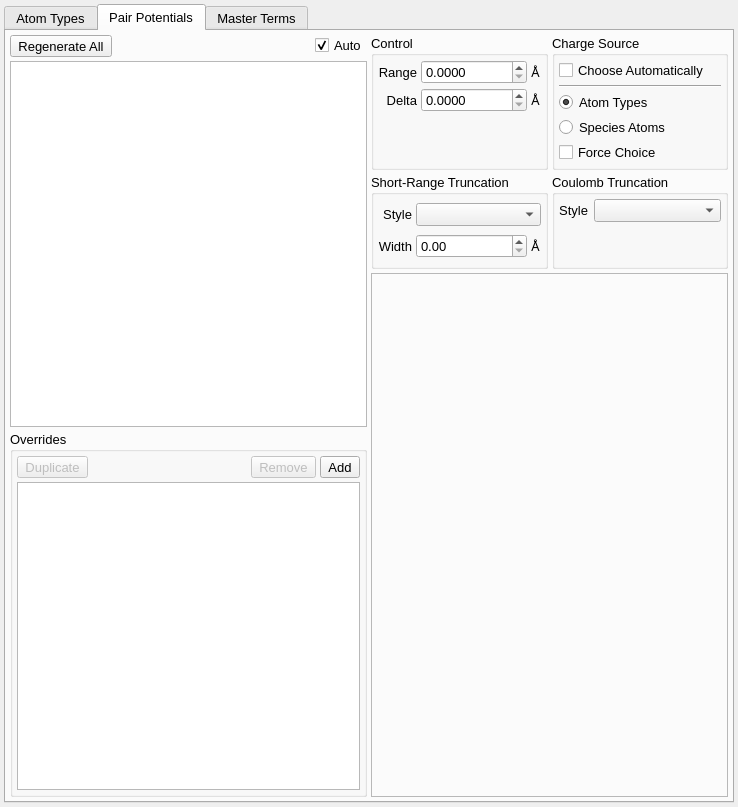
Before: the Qt Designer form src/gui/forcefieldTab.ui in disorderedmaterials/dissolve, drawn with Qt 5.
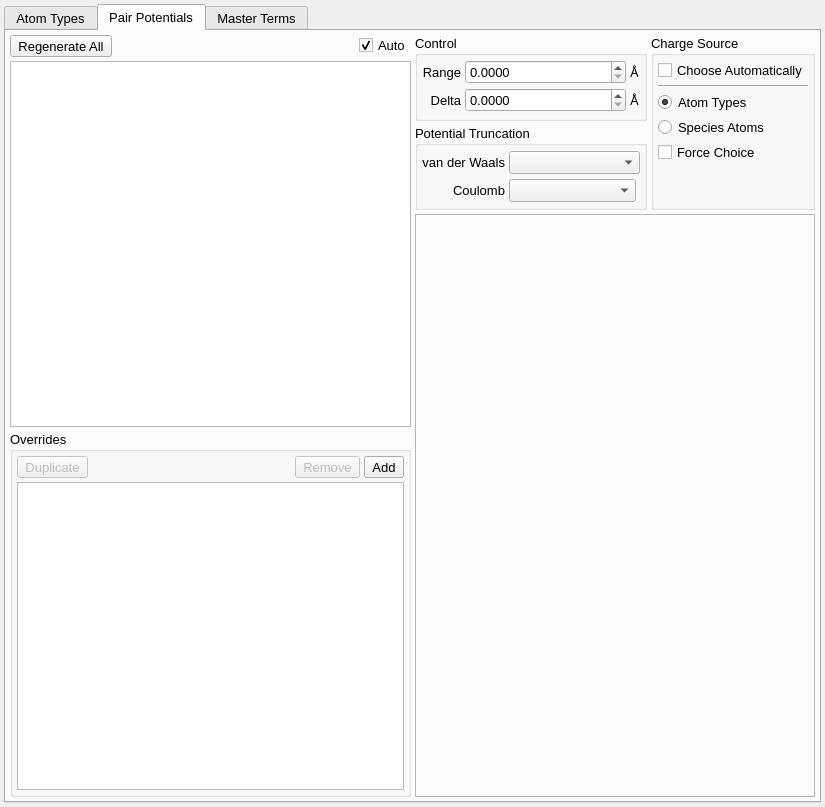
After: the same form once the commit is applied. The open tabs and pages were chosen to show the change. Icons and pictures are not drawn. Custom widgets are drawn as their Qt base class.

Commit message: Remove Cosine truncation scheme (bad, never used) and refactor analytic energy / force routines.

What changed in the file:
```diff
--- a/src/gui/forcefieldTab.ui
+++ b/src/gui/forcefieldTab.ui
@@ -6,7 +6,7 @@
    <rect>
     <x>0</x>
     <y>0</y>
-    <width>738</width>
+    <width>825</width>
     <height>807</height>
    </rect>
   </property>
@@ -37,7 +37,7 @@
    <item>
     <widget class="QTabWidget" name="Tabs">
      <property name="currentIndex">
-      <number>1</number>
+      <number>0</number>
      </property>
      <widget class="QWidget" name="AtomTypesTab">
       <attribute name="title">
@@ -440,6 +440,49 @@
        </item>
        <item>
         <layout class="QGridLayout" name="gridLayout_4">
+         <item row="2" column="0" colspan="2">
+          <widget class="QFrame" name="PairPotentialsPlotFrame">
+           <property name="sizePolicy">
+            <sizepolicy hsizetype="Expanding" vsizetype="Expanding">
+             <horstretch>0</horstretch>
+             <verstretch>2</verstretch>
+            </sizepolicy>
+           </property>
+           <property name="frameShape">
+            <enum>QFrame::StyledPanel</enum>
+           </property>
+           <property name="frameShadow">
+            <enum>QFrame::Sunken</enum>
+           </property>
+           <layout class="QHBoxLayout" name="horizontalLayout_8">
+            <property name="spacing">
+             <number>4</number>
+            </property>
+            <property name="leftMargin">
+             <number>4</number>
+            </property>
+            <property name="topMargin">
+             <number>4</number>
+            </property>
+            <property name="rightMargin">
+             <number>4</number>
+            </property>
+            <property name="bottomMargin">
+             <number>4</number>
+            </property>
+            <item>
+             <widget class="DataWidget" name="PairPotentialsPlotWidget" native="true">
+              <property name="sizePolicy">
+               <sizepolicy hsizetype="Expanding" vsizetype="Preferred">
+                <horstretch>0</horstretch>
+                <verstretch>0</verstretch>
+               </sizepolicy>
+              </property>
+             </widget>
+            </item>
+           </layout>
+          </widget>
+         </item>
          <item row="0" column="1">
           <widget class="QGroupBox" name="PairPotentialStyleGroup">
            <property name="sizePolicy">
@@ -514,10 +557,25 @@
               </property>
              </widget>
             </item>
+            <item>
+             <spacer name="verticalSpacer">
+              <property name="orientation">
+               <enum>Qt::Vertical</enum>
+              </property>
+              <property name="sizeHint" stdset="0">
+               <size>
+                <width>20</width>
+                <height>40</height>
+               </size>
+              </property>
+             </spacer>
+            </item>
            </layout>
           </widget>
          </item>
          <item row="0" column="0">
+          <layout class="QVBoxLayout" name="verticalLayout_4">
+           <item>
           <widget class="QGroupBox" name="PairPotentialControlGroup">
            <property name="sizePolicy">
             <sizepolicy hsizetype="Minimum" vsizetype="Preferred">
@@ -544,6 +602,19 @@
             <property name="spacing">
              <number>4</number>
             </property>
+              <item row="1" column="2">
+               <widget class="QLabel" name="label_8">
+                <property name="sizePolicy">
+                 <sizepolicy hsizetype="Minimum" vsizetype="Preferred">
+                  <horstretch>0</horstretch>
+                  <verstretch>0</verstretch>
+                 </sizepolicy>
+                </property>
+                <property name="text">
+                 <string>Å</string>
+                </property>
+               </widget>
+              </item>
             <item row="1" column="0">
              <widget class="QLabel" name="label_888">
               <property name="sizePolicy">
@@ -560,19 +631,6 @@
               </property>
              </widget>
             </item>
-            <item row="0" column="1">
-             <widget class="ExponentialSpin" name="PairPotentialRangeSpin">
-              <property name="sizePolicy">
-               <sizepolicy hsizetype="Expanding" vsizetype="Fixed">
-                <horstretch>0</horstretch>
-                <verstretch>0</verstretch>
-               </sizepolicy>
-              </property>
-              <property name="decimals">
-               <number>4</number>
-              </property>
-             </widget>
-            </item>
             <item row="1" column="1">
              <widget class="ExponentialSpin" name="PairPotentialDeltaSpin">
               <property name="sizePolicy">
@@ -586,19 +644,6 @@
               </property>
              </widget>
             </item>
-            <item row="0" column="2">
-             <widget class="QLabel" name="label_7">
-              <property name="sizePolicy">
-               <sizepolicy hsizetype="Minimum" vsizetype="Preferred">
-                <horstretch>0</horstretch>
-                <verstretch>0</verstretch>
-               </sizepolicy>
-              </property>
-              <property name="text">
-               <string>Å</string>
-              </property>
-             </widget>
-            </item>
             <item row="0" column="0">
              <widget class="QLabel" name="label_887">
               <property name="sizePolicy">
@@ -615,102 +660,36 @@
               </property>
              </widget>
             </item>
-            <item row="1" column="2">
-             <widget class="QLabel" name="label_8">
-              <property name="sizePolicy">
-               <sizepolicy hsizetype="Minimum" vsizetype="Preferred">
-                <horstretch>0</horstretch>
-                <verstretch>0</verstretch>
-               </sizepolicy>
-              </property>
-              <property name="text">
-               <string>Å</string>
-              </property>
-             </widget>
-            </item>
-            <item row="2" column="1">
-             <spacer name="verticalSpacer">
-              <property name="orientation">
-               <enum>Qt::Vertical</enum>
-              </property>
-              <property name="sizeHint" stdset="0">
-               <size>
-                <width>20</width>
-                <height>40</height>
-               </size>
-              </property>
-             </spacer>
-            </item>
-           </layout>
-          </widget>
-         </item>
-         <item row="1" column="1">
-          <widget class="QGroupBox" name="CoulombTruncationGroup">
-           <property name="sizePolicy">
-            <sizepolicy hsizetype="Minimum" vsizetype="Preferred">
-             <horstretch>0</horstretch>
-             <verstretch>0</verstretch>
-            </sizepolicy>
-           </property>
-           <property name="title">
-            <string>Coulomb Truncation</string>
-           </property>
-           <layout class="QGridLayout" name="gridLayout_5">
-            <property name="leftMargin">
-             <number>4</number>
-            </property>
-            <property name="topMargin">
-             <number>4</number>
-            </property>
-            <property name="rightMargin">
-             <number>4</number>
-            </property>
-            <property name="bottomMargin">
-             <number>4</number>
-            </property>
-            <item row="0" column="0">
-             <widget class="QLabel" name="label_891">
-              <property name="sizePolicy">
-               <sizepolicy hsizetype="Minimum" vsizetype="Preferred">
-                <horstretch>0</horstretch>
-                <verstretch>0</verstretch>
-               </sizepolicy>
-              </property>
-              <property name="text">
-               <string>Style</string>
-              </property>
-              <property name="alignment">
-               <set>Qt::AlignRight|Qt::AlignTrailing|Qt::AlignVCenter</set>
-              </property>
-             </widget>
-            </item>
             <item row="0" column="1">
-             <widget class="QComboBox" name="CoulombTruncationCombo">
+               <widget class="ExponentialSpin" name="PairPotentialRangeSpin">
               <property name="sizePolicy">
                <sizepolicy hsizetype="Expanding" vsizetype="Fixed">
                 <horstretch>0</horstretch>
                 <verstretch>0</verstretch>
                </sizepolicy>
               </property>
-             </widget>
-            </item>
-            <item row="1" column="1">
-             <spacer name="verticalSpacer_2">
-              <property name="orientation">
-               <enum>Qt::Vertical</enum>
-              </property>
-              <property name="sizeHint" stdset="0">
-               <size>
-                <width>20</width>
-                <height>40</height>
-               </size>
-              </property>
-             </spacer>
+                <property name="decimals">
+                 <number>4</number>
+                </property>
+               </widget>
+              </item>
+              <item row="0" column="2">
+               <widget class="QLabel" name="label_7">
+                <property name="sizePolicy">
+                 <sizepolicy hsizetype="Minimum" vsizetype="Preferred">
+                  <horstretch>0</horstretch>
+                  <verstretch>0</verstretch>
+                 </sizepolicy>
+                </property>
+                <property name="text">
+                 <string>Å</string>
+                </property>
+               </widget>
             </item>
            </layout>
           </widget>
          </item>
-         <item row="1" column="0">
+           <item>
           <widget class="QGroupBox" name="ShortRangeTruncationGroup">
            <property name="sizePolicy">
             <sizepolicy hsizetype="Minimum" vsizetype="Preferred">
@@ -719,7 +698,7 @@
             </sizepolicy>
            </property>
            <property name="title">
-            <string>Short-Range Truncation</string>
+              <string>Potential Truncation</string>
            </property>
            <layout class="QGridLayout" name="gridLayout_2">
             <property name="leftMargin">
@@ -737,35 +716,6 @@
             <property name="spacing">
              <number>4</number>
             </property>
-            <item row="1" column="0">
-             <widget class="QLabel" name="label_889">
-              <property name="sizePolicy">
-               <sizepolicy hsizetype="Minimum" vsizetype="Preferred">
-                <horstretch>0</horstretch>
-                <verstretch>0</verstretch>
-               </sizepolicy>
-              </property>
-              <property name="text">
-               <string>Width</string>
-              </property>
-              <property name="alignment">
-               <set>Qt::AlignRight|Qt::AlignTrailing|Qt::AlignVCenter</set>
-              </property>
-             </widget>
-            </item>
-            <item row="1" column="1">
-             <widget class="ExponentialSpin" name="ShortRangeTruncationWidthSpin">
-              <property name="sizePolicy">
-               <sizepolicy hsizetype="Expanding" vsizetype="Fixed">
-                <horstretch>0</horstretch>
-                <verstretch>0</verstretch>
-               </sizepolicy>
-              </property>
-              <property name="decimals">
-               <number>2</number>
-              </property>
-             </widget>
-            </item>
             <item row="0" column="0">
              <widget class="QLabel" name="label_890">
               <property name="sizePolicy">
@@ -775,26 +725,13 @@
                </sizepolicy>
               </property>
               <property name="text">
-               <string>Style</string>
+                 <string>van der Waals</string>
               </property>
               <property name="alignment">
                <set>Qt::AlignRight|Qt::AlignTrailing|Qt::AlignVCenter</set>
               </property>
              </widget>
             </item>
-            <item row="1" column="2">
-             <widget class="QLabel" name="label_9">
-              <property name="sizePolicy">
-               <sizepolicy hsizetype="Minimum" vsizetype="Preferred">
-                <horstretch>0</horstretch>
-                <verstretch>0</verstretch>
-               </sizepolicy>
-              </property>
-              <property name="text">
-               <string>Å</string>
-              </property>
-             </widget>
-            </item>
             <item row="0" column="1" colspan="2">
              <widget class="QComboBox" name="ShortRangeTruncationCombo">
               <property name="sizePolicy">
@@ -805,43 +742,26 @@
               </property>
              </widget>
             </item>
-           </layout>
-          </widget>
-         </item>
-         <item row="2" column="0" colspan="2">
-          <widget class="QFrame" name="PairPotentialsPlotFrame">
+              <item row="1" column="0">
+               <widget class="QLabel" name="label_891">
            <property name="sizePolicy">
-            <sizepolicy hsizetype="Expanding" vsizetype="Expanding">
+                 <sizepolicy hsizetype="Minimum" vsizetype="Preferred">
              <horstretch>0</horstretch>
-             <verstretch>2</verstretch>
-            </sizepolicy>
-           </property>
-           <property name="frameShape">
-            <enum>QFrame::StyledPanel</enum>
-           </property>
-           <property name="frameShadow">
-            <enum>QFrame::Sunken</enum>
-           </property>
-           <layout class="QHBoxLayout" name="horizontalLayout_8">
-            <property name="spacing">
-             <number>4</number>
-            </property>
-            <property name="leftMargin">
-             <number>4</number>
-            </property>
-            <property name="topMargin">
-             <number>4</number>
-            </property>
-            <property name="rightMargin">
-             <number>4</number>
-            </property>
-            <property name="bottomMargin">
-             <number>4</number>
-            </property>
-            <item>
-             <widget class="DataWidget" name="PairPotentialsPlotWidget" native="true">
+                  <verstretch>0</verstretch>
+                 </sizepolicy>
+                </property>
+                <property name="text">
+                 <string>Coulomb</string>
+                </property>
+                <property name="alignment">
+                 <set>Qt::AlignRight|Qt::AlignTrailing|Qt::AlignVCenter</set>
+                </property>
+               </widget>
+              </item>
+              <item row="1" column="1">
+               <widget class="QComboBox" name="CoulombTruncationCombo">
               <property name="sizePolicy">
-               <sizepolicy hsizetype="Expanding" vsizetype="Preferred">
+                 <sizepolicy hsizetype="Expanding" vsizetype="Fixed">
                 <horstretch>0</horstretch>
                 <verstretch>0</verstretch>
                </sizepolicy>
@@ -850,6 +770,8 @@
             </item>
            </layout>
           </widget>
+           </item>
+          </layout>
          </item>
         </layout>
        </item>
```
Lines whose indentation alone changed are shown as unchanged. The commit also changes 4 other files.
